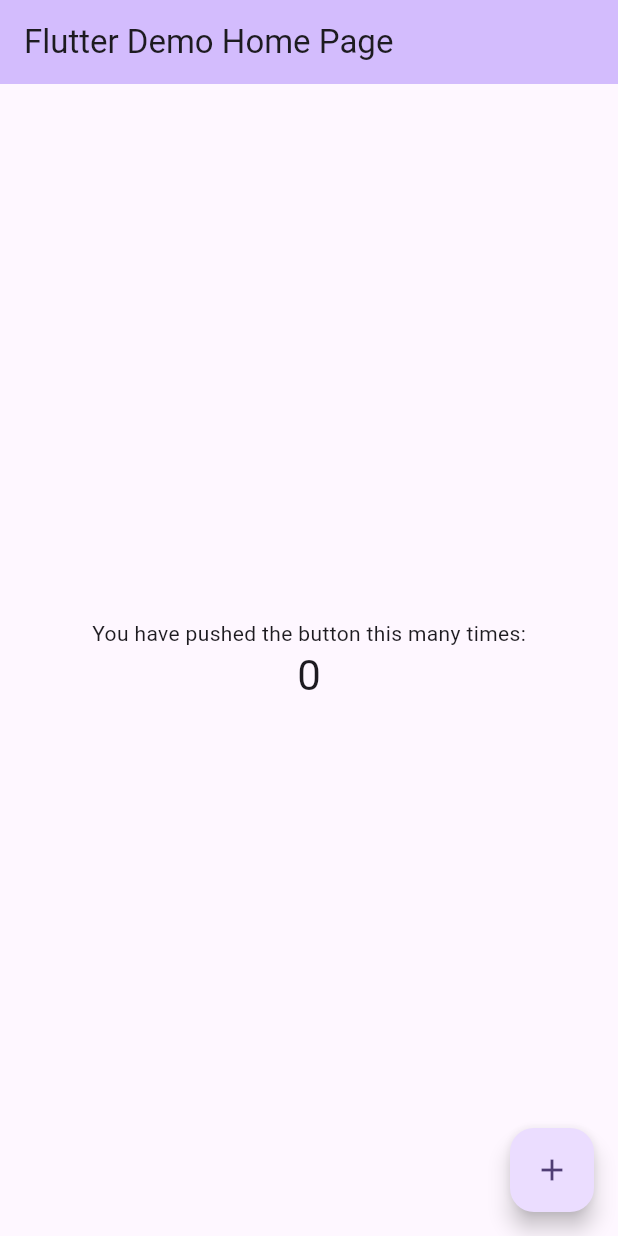
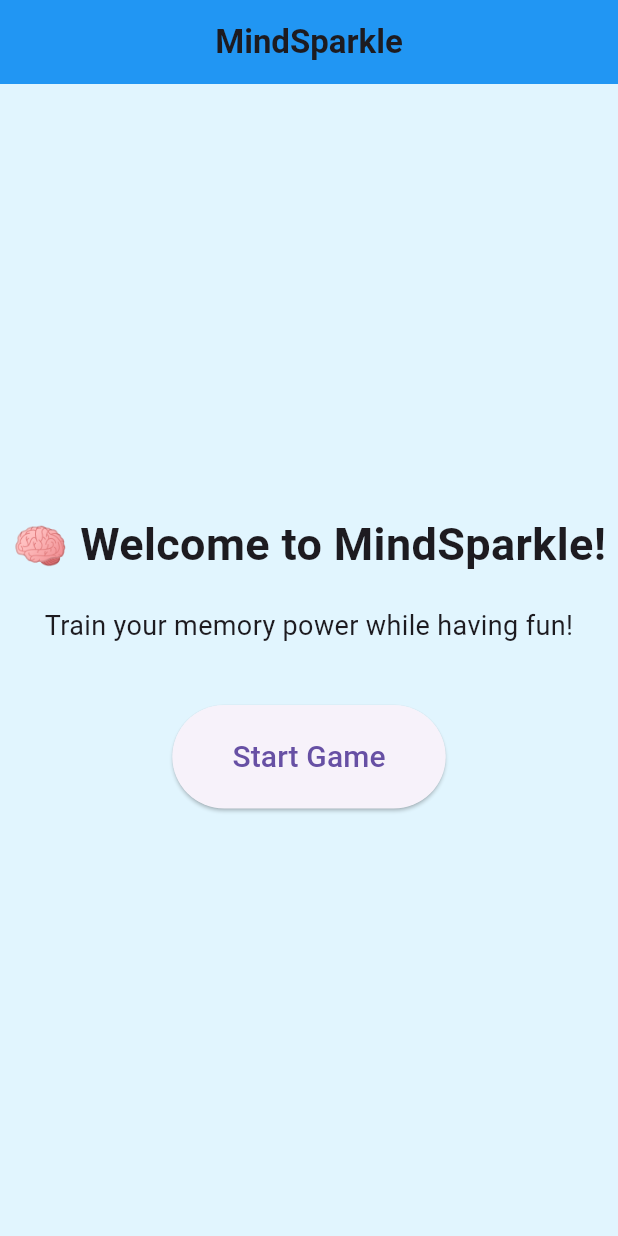
Before and after one commit to harshi-ls/MindSparkle, a Flutter app: the screen it shows after launch, on a phone screen of 412 x 824 dp. Run offline on Flutter 3.47's test engine with Material 3 defaults, Android fonts, the phone set to English and light mode, and no system bars.

Commit message:
Created MindSparkle welcome screen
Added custom Flutter UI for the MindSparkle kids memory game home screen.

```diff
--- a/lib/main.dart
+++ b/lib/main.dart
@@ -1,121 +1,64 @@
 import 'package:flutter/material.dart';
 
 void main() {
-  runApp(const MyApp());
+  runApp(const MindSparkleApp());
 }
 
-class MyApp extends StatelessWidget {
-  const MyApp({super.key});
+class MindSparkleApp extends StatelessWidget {
+  const MindSparkleApp({super.key});
 
-  // This widget is the root of your application.
   @override
   Widget build(BuildContext context) {
     return MaterialApp(
-      title: 'Flutter Demo',
-      theme: ThemeData(
-        // This is the theme of your application.
-        //
-        // TRY THIS: Try running your application with "flutter run". You'll see
-        // the application has a purple toolbar. Then, without quitting the app,
-        // try changing the seedColor in the colorScheme below to Colors.green
-        // and then invoke "hot reload" (save your changes or press the "hot
-        // reload" button in a Flutter-supported IDE, or press "r" if you used
-        // the command line to start the app).
-        //
-        // Notice that the counter didn't reset back to zero; the application
-        // state is not lost during the reload. To reset the state, use hot
-        // restart instead.
-        //
-        // This works for code too, not just values: Most code changes can be
-        // tested with just a hot reload.
-        colorScheme: .fromSeed(seedColor: Colors.deepPurple),
+      debugShowCheckedModeBanner: false,
+      home: Scaffold(
+        backgroundColor: Colors.lightBlue.shade50,
+        appBar: AppBar(
+          backgroundColor: Colors.blue,
+          title: const Text(
+            'MindSparkle',
+            style: TextStyle(
+              fontWeight: FontWeight.bold,
             ),
-      home: const MyHomePage(title: 'Flutter Demo Home Page'),
-    );
-  }
-}
-
-class MyHomePage extends StatefulWidget {
-  const MyHomePage({super.key, required this.title});
-
-  // This widget is the home page of your application. It is stateful, meaning
-  // that it has a State object (defined below) that contains fields that affect
-  // how it looks.
-
-  // This class is the configuration for the state. It holds the values (in this
-  // case the title) provided by the parent (in this case the App widget) and
-  // used by the build method of the State. Fields in a Widget subclass are
-  // always marked "final".
-
-  final String title;
-
-  @override
-  State<MyHomePage> createState() => _MyHomePageState();
-}
-
-class _MyHomePageState extends State<MyHomePage> {
-  int _counter = 0;
-
-  void _incrementCounter() {
-    setState(() {
-      // This call to setState tells the Flutter framework that something has
-      // changed in this State, which causes it to rerun the build method below
-      // so that the display can reflect the updated values. If we changed
-      // _counter without calling setState(), then the build method would not be
-      // called again, and so nothing would appear to happen.
-      _counter++;
-    });
-  }
-
-  @override
-  Widget build(BuildContext context) {
-    // This method is rerun every time setState is called, for instance as done
-    // by the _incrementCounter method above.
-    //
-    // The Flutter framework has been optimized to make rerunning build methods
-    // fast, so that you can just rebuild anything that needs updating rather
-    // than having to individually change instances of widgets.
-    return Scaffold(
-      appBar: AppBar(
-        // TRY THIS: Try changing the color here to a specific color (to
-        // Colors.amber, perhaps?) and trigger a hot reload to see the AppBar
-        // change color while the other colors stay the same.
-        backgroundColor: Theme.of(context).colorScheme.inversePrimary,
-        // Here we take the value from the MyHomePage object that was created by
-        // the App.build method, and use it to set our appbar title.
-        title: Text(widget.title),
+          ),
+          centerTitle: true,
         ),
         body: Center(
-        // Center is a layout widget. It takes a single child and positions it
-        // in the middle of the parent.
           child: Column(
-          // Column is also a layout widget. It takes a list of children and
-          // arranges them vertically. By default, it sizes itself to fit its
-          // children horizontally, and tries to be as tall as its parent.
-          //
-          // Column has various properties to control how it sizes itself and
-          // how it positions its children. Here we use mainAxisAlignment to
-          // center the children vertically; the main axis here is the vertical
-          // axis because Columns are vertical (the cross axis would be
-          // horizontal).
-          //
-          // TRY THIS: Invoke "debug painting" (choose the "Toggle Debug Paint"
-          // action in the IDE, or press "p" in the console), to see the
-          // wireframe for each widget.
-          mainAxisAlignment: .center,
+            mainAxisAlignment: MainAxisAlignment.center,
             children: [
-            const Text('You have pushed the button this many times:'),
-            Text(
-              '$_counter',
-              style: Theme.of(context).textTheme.headlineMedium,
+              const Text(
+                '🧠 Welcome to MindSparkle!',
+                style: TextStyle(
+                  fontSize: 30,
+                  fontWeight: FontWeight.bold,
+                ),
+              ),
+              const SizedBox(height: 20),
+              const Text(
+                'Train your memory power while having fun!',
+                textAlign: TextAlign.center,
+                style: TextStyle(
+                  fontSize: 18,
+                ),
+              ),
+              const SizedBox(height: 40),
+              ElevatedButton(
+                onPressed: () {},
+                style: ElevatedButton.styleFrom(
+                  padding: const EdgeInsets.symmetric(
+                    horizontal: 40,
+                    vertical: 20,
+                  ),
+                ),
+                child: const Text(
+                  'Start Game',
+                  style: TextStyle(fontSize: 20),
+                ),
               ),
             ],
           ),
         ),
-      floatingActionButton: FloatingActionButton(
-        onPressed: _incrementCounter,
-        tooltip: 'Increment',
-        child: const Icon(Icons.add),
       ),
     );
   }
```
Also changed, not shown: 18 other files. Lines whose indentation alone changed are shown as unchanged.
